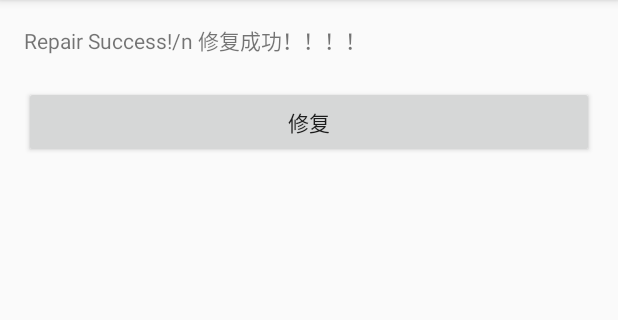
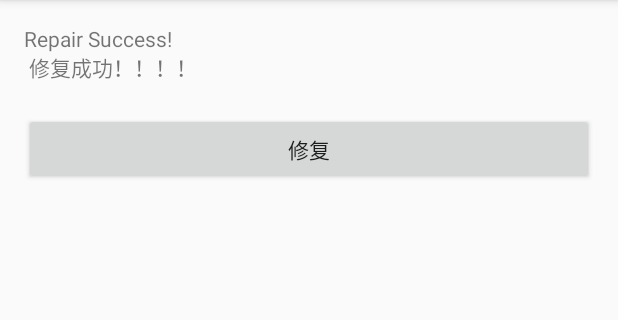
Before and after one commit to wukaide/AndFixTest, an Android app: the screen it shows after launch (MainActivity), on a phone screen of 412 x 824 dp, the part 84-404 px from its top. Run offline under Robolectric (Android 15) with nearby library versions, the phone set to English and light mode, and no system bars; libraries missing offline, so code that uses them is left out: com.alipay.euler; 4 statements that could not run were skipped.

Commit message:
修复代码

```diff
--- a/app/src/main/java/com/andfixtest/MainActivity.java
+++ b/app/src/main/java/com/andfixtest/MainActivity.java
@@ -17,7 +17,7 @@ public class MainActivity extends AppCompatActivity {
         super.onCreate(savedInstanceState);
         setContentView(R.layout.activity_main);
         textView = (TextView)findViewById(R.id.test_tv);
-        textView.setText("Repair Success!/n 修复成功！！！！");
+        textView.setText("Repair Success!\n 修复成功！！！！");
         testBtn = (Button)findViewById(R.id.test_btn);
         testBtn.setOnClickListener(new View.OnClickListener() {
             @Override
```
